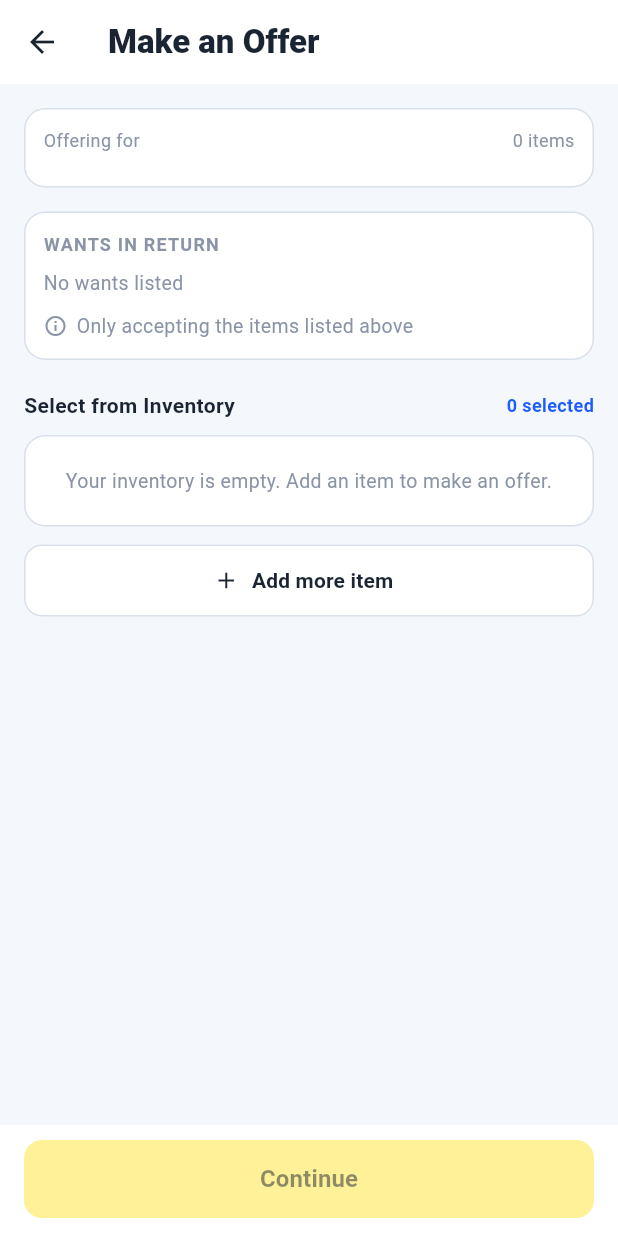
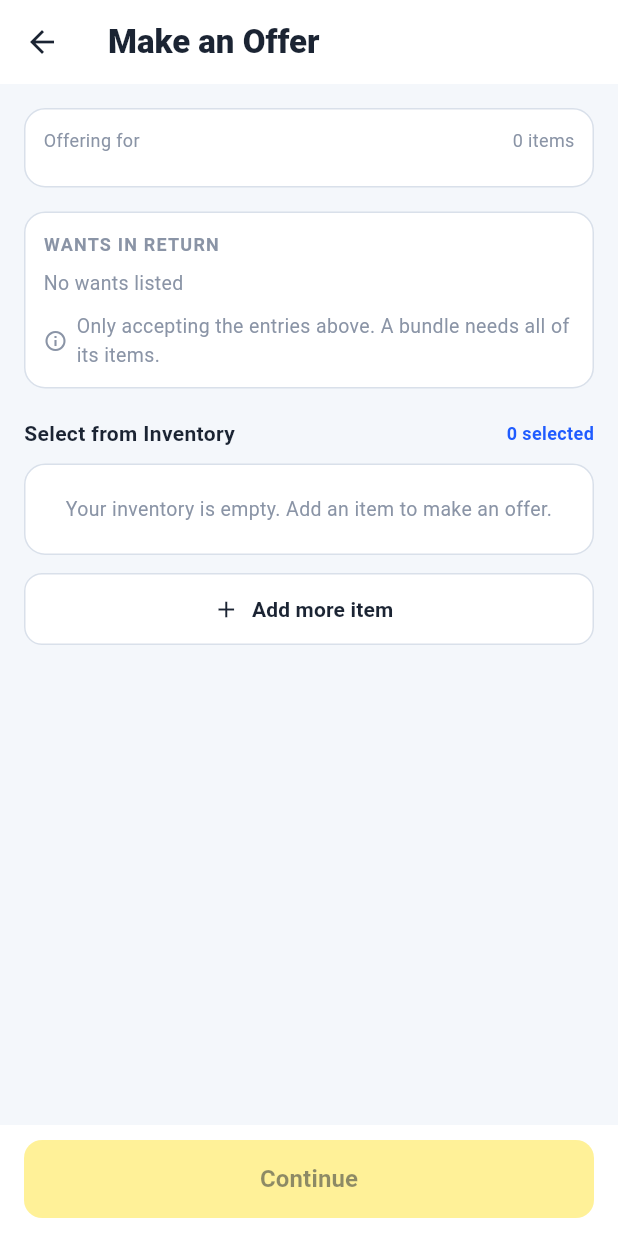
Before and after one commit to M-Rehan-Bilal/omniswap-trading-app, a Flutter app: the MakeOfferScreen screen opened directly with empty values, on a phone screen of 412 x 824 dp. Run offline on Flutter 3.47's test engine with Material 3 defaults, Android fonts, the phone set to English and light mode, and no system bars; our stand-ins replace flutter_dotenv, image_picker, supabase_flutter; accounts and stored records are empty; network calls fail.

Commit message:
Fix the item_bundle bug for matching item wants for trade and searching

```diff
--- a/omniswap_app/lib/models/post_details.dart
+++ b/omniswap_app/lib/models/post_details.dart
@@ -61,6 +61,7 @@ class PostDetails {
     required this.acceptsOutsideWants,
     required this.items,
     required this.wants,
+    required this.wantGroups,
   });
 
   final String postId;
@@ -71,8 +72,12 @@ class PostDetails {
   /// Sorted by title. The first item is the cover of the whole post.
   final List<PostDetailItem> items;
 
-  /// Wanted model names, sorted by name.
+  /// Labels for display, one per wanted entry, e.g. "PS5" or "PS5 + Controller".
   final List<String> wants;
+
+  /// Each wanted entry as its item names, in the same order as [wants].
+  /// A bundle has two or more names and counts only when every name is offered.
+  final List<List<String>> wantGroups;
 
   bool get isBundle => items.length > 1;
 
--- a/omniswap_app/lib/screens/make_offer_screen.dart
+++ b/omniswap_app/lib/screens/make_offer_screen.dart
@@ -10,10 +10,13 @@ import '../widgets/item_photo.dart';
 import 'review_offer_screen.dart';
 
 /// Step 1 of making an offer: pick the items from your inventory that you
-/// want to give for [post]. Offers always cover the whole post.
+/// want to give for [post].
 ///
-/// If the post owner is not open to other offers, EVERY offered item must
-/// match something on their "wants" list. Anything else disables Continue.
+/// Rules (create_offer in the database enforces the same ones):
+///  - If the owner is open to other offers, any items are accepted.
+///  - Otherwise every selected item must be on the wants list, and the
+///    selection must fully cover at least one wanted entry. A bundle counts
+///    only when every one of its items is selected.
 class MakeOfferScreen extends StatefulWidget {
   const MakeOfferScreen({super.key, required this.post, this.service});
 
@@ -46,23 +49,50 @@ class _MakeOfferScreenState extends State<MakeOfferScreen> {
   }
 
   // ---------------------------------------------------------------------------
-  // Offer rules
+  // Wanted entries
   // ---------------------------------------------------------------------------
 
-  /// Wanted model keys, e.g. "iPhone 15" -> "iphone15".
+  /// Each wanted entry as its set of normalised keys. A single item has one
+  /// key, a bundle has several.
+  late final List<Set<String>> _groupKeys = [
+    for (final group in widget.post.wantGroups)
+      {for (final name in group) normalizeModelKey(name)},
+  ];
+
+  /// Every wanted key from every entry, used for the "is it wanted" check.
   late final Set<String> _wantKeys = {
-    for (final want in widget.post.wants) normalizeModelKey(want),
+    for (final keys in _groupKeys) ...keys,
   };
 
   bool get _openToOthers => widget.post.acceptsOutsideWants;
 
-  bool _isWanted(InventoryItem item) =>
-      _wantKeys.contains(normalizeModelKey(item.title));
+  /// Inventory items are matched by title. The title is saved as model_name
+  /// too, so the two keys are the same.
+  String _keyOf(InventoryItem item) => normalizeModelKey(item.title);
 
-  /// Wanted keys that the current selection satisfies.
-  Set<String> get _matchedKeys => {
-    for (final item in _selectedItems)
-      if (_isWanted(item)) normalizeModelKey(item.title),
+  bool _isWanted(InventoryItem item) => _wantKeys.contains(_keyOf(item));
+
+  // ---------------------------------------------------------------------------
+  // Selection rules
+  // ---------------------------------------------------------------------------
+
+  List<InventoryItem> get _selectedItems {
+    final byId = {for (final item in _inventory) item.id: item};
+    return [
+      for (final id in _selectedIds)
+        if (byId[id] != null) byId[id]!,
+    ];
+  }
+
+  /// Keys of every selected item.
+  Set<String> get _selectedKeys => {
+    for (final item in _selectedItems) _keyOf(item),
+  };
+
+  /// Indexes of the wanted entries that the selection covers in full.
+  Set<int> get _coveredGroups => {
+    for (var i = 0; i < _groupKeys.length; i++)
+      if (_groupKeys[i].every(_selectedKeys.contains)) i,
   };
 
   /// Selected items that are NOT on the owner's wants list.
@@ -75,14 +105,12 @@ class _MakeOfferScreenState extends State<MakeOfferScreen> {
   bool _isRejected(InventoryItem item) =>
       !_openToOthers && _selectedIds.contains(item.id) && !_isWanted(item);
 
-  /// Rules:
-  ///  - Something must be selected.
-  ///  - If the owner is open to other offers, anything goes.
-  ///  - Otherwise every selected item must be on the wants list.
+  /// Open posts accept anything. Closed posts need every selected item to be
+  /// wanted, and at least one wanted entry covered in full.
   bool get _isAcceptable {
     if (_selectedIds.isEmpty) return false;
     if (_openToOthers) return true;
-    return _unwantedSelected.isEmpty;
+    return _unwantedSelected.isEmpty && _coveredGroups.isNotEmpty;
   }
 
   /// Only shown after the user has picked something.
@@ -91,9 +119,14 @@ class _MakeOfferScreenState extends State<MakeOfferScreen> {
   String? get _errorText {
     if (!_showRejection) return null;
     final owner = widget.post.owner.name;
-    final names = _unwantedSelected.map((i) => i.title).join(', ');
-    return '$owner only accepts the items they listed. '
-        'Remove $names to continue.';
+
+    if (_unwantedSelected.isNotEmpty) {
+      final names = _unwantedSelected.map((i) => i.title).join(', ');
+      return '$owner only accepts the items they listed. '
+          'Remove $names to continue.';
+    }
+    return '$owner only accepts whole wanted entries. '
+        'Select every item in one entry, such as all items in a bundle.';
   }
 
   // ---------------------------------------------------------------------------
@@ -132,14 +165,6 @@ class _MakeOfferScreenState extends State<MakeOfferScreen> {
     setState(() {
       if (!_selectedIds.remove(item.id)) _selectedIds.add(item.id);
     });
-  }
-
-  List<InventoryItem> get _selectedItems {
-    final byId = {for (final item in _inventory) item.id: item};
-    return [
-      for (final id in _selectedIds)
-        if (byId[id] != null) byId[id]!,
-    ];
   }
 
   /// Opens the inventory so the user can add an item, then reloads.
@@ -210,9 +235,9 @@ class _MakeOfferScreenState extends State<MakeOfferScreen> {
           _OfferingForCard(post: widget.post),
           const SizedBox(height: 16),
           _WantsCard(
-            wants: widget.post.wants,
+            groups: widget.post.wantGroups,
             openToOthers: _openToOthers,
-            matchedKeys: _matchedKeys,
+            selectedKeys: _selectedKeys,
           ),
           const SizedBox(height: 20),
           Row(
@@ -370,18 +395,21 @@ class _OfferedItemRow extends StatelessWidget {
   }
 }
 
-/// What the owner wants in return, and whether other offers are welcome.
-/// Wanted items that the current selection satisfies are highlighted.
+/// What the owner wants in return. Each entry is one chip. A bundle chip
+/// shows how many of its items are selected, and turns blue only when all
+/// of them are.
 class _WantsCard extends StatelessWidget {
   const _WantsCard({
-    required this.wants,
+    required this.groups,
     required this.openToOthers,
-    required this.matchedKeys,
+    required this.selectedKeys,
   });
 
-  final List<String> wants;
+  final List<List<String>> groups;
   final bool openToOthers;
-  final Set<String> matchedKeys;
+
+  /// Normalised keys of the selected items.
+  final Set<String> selectedKeys;
 
   @override
   Widget build(BuildContext context) {
@@ -398,7 +426,7 @@ class _WantsCard extends StatelessWidget {
         children: [
           const SectionLabel('WANTS IN RETURN'),
           const SizedBox(height: 8),
-          if (wants.isEmpty)
+          if (groups.isEmpty)
             Text(
               openToOthers ? 'Open to any item' : 'No wants listed',
               style: const TextStyle(color: kOmniMuted, fontSize: 13),
@@ -408,11 +436,8 @@ class _WantsCard extends StatelessWidget {
               spacing: 8,
               runSpacing: 8,
               children: [
-                for (final want in wants)
-                  _WantChip(
-                    label: want,
-                    matched: matchedKeys.contains(normalizeModelKey(want)),
-                  ),
+                for (final group in groups)
+                  _WantChip(names: group, selectedKeys: selectedKeys),
               ],
             ),
           const SizedBox(height: 10),
@@ -424,7 +449,8 @@ class _WantsCard extends StatelessWidget {
                 child: Text(
                   openToOthers
                       ? 'Also open to other offers'
-                      : 'Only accepting the items listed above',
+                      : 'Only accepting the entries above. '
+                      'A bundle needs all of its items.',
                   style: const TextStyle(color: kOmniMuted, fontSize: 13),
                 ),
               ),
@@ -437,19 +463,32 @@ class _WantsCard extends StatelessWidget {
 }
 
 class _WantChip extends StatelessWidget {
-  const _WantChip({required this.label, required this.matched});
+  const _WantChip({required this.names, required this.selectedKeys});
 
-  final String label;
-  final bool matched;
+  /// The item names in this entry. One name is a single item.
+  final List<String> names;
+  final Set<String> selectedKeys;
 
   @override
   Widget build(BuildContext context) {
+    final keys = [for (final name in names) normalizeModelKey(name)];
+    final have = keys.where(selectedKeys.contains).length;
+    final matched = have == keys.length;
+    final partial = have > 0 && !matched;
+
     return Container(
       padding: const EdgeInsets.symmetric(horizontal: 12, vertical: 6),
       decoration: BoxDecoration(
         color: matched ? kOmniSelectedBg : kOmniSurface,
         borderRadius: BorderRadius.circular(20),
-        border: Border.all(color: matched ? kOmniBlue : kOmniBorder),
+        border: Border.all(
+          color: matched
+              ? kOmniBlue
+              : partial
+              ? kOmniYellow
+              : kOmniBorder,
+          width: partial || matched ? 1.5 : 1,
+        ),
       ),
       child: Row(
         mainAxisSize: MainAxisSize.min,
@@ -458,10 +497,23 @@ class _WantChip extends StatelessWidget {
             const Icon(Icons.check, size: 14, color: kOmniBlue),
             const SizedBox(width: 4),
           ],
-          Text(
-            label,
-            style: const TextStyle(color: kOmniInk, fontSize: 13),
+          Flexible(
+            child: Text(
+              names.join(' + '),
+              style: const TextStyle(color: kOmniInk, fontSize: 13),
+            ),
           ),
+          if (keys.length > 1) ...[
+            const SizedBox(width: 6),
+            Text(
+              '$have/${keys.length}',
+              style: const TextStyle(
+                color: kOmniMuted,
+                fontSize: 12,
+                fontWeight: FontWeight.w700,
+              ),
+            ),
+          ],
         ],
       ),
     );
@@ -483,7 +535,7 @@ class _InventoryTile extends StatelessWidget {
   final InventoryItem item;
   final bool selected;
 
-  /// True if the post owner listed this item as a want.
+  /// True if the post owner listed this item in any wanted entry.
   final bool wanted;
 
   /// True if this item is selected but the owner does not accept it.
--- a/omniswap_app/lib/services/post_details_service.dart
+++ b/omniswap_app/lib/services/post_details_service.dart
@@ -40,8 +40,7 @@ class PostDetailsService {
     // Load every item, and all of its photos, at the same time.
     final items = await Future.wait(rawItems.map(_toItem));
 
-    // Single wants and bundles, sorted by label. Order inside a bundle is
-    // not significant, so the labels are shown as stored.
+    // Single wants and bundles, sorted by label.
     final bundles = WantBundle.fromRows(_maps(row['wants']));
 
     // public_profiles hides the phone number and email.
@@ -53,7 +52,7 @@ class PostDetailsService {
         .single();
 
     // The phone number comes from a function that only returns it for
-    // active posts, to signed-in users.
+    // active posts, to signed-in users, or to a trade partner.
     // The owner does not need their own contact number, so skip the call.
     final isOwner = ownerId == currentUserId;
     final String? phone = isOwner
@@ -78,6 +77,7 @@ class PostDetailsService {
       acceptsOutsideWants: row['accepts_outside_wants'] as bool,
       items: items,
       wants: [for (final bundle in bundles) bundle.label],
+      wantGroups: [for (final bundle in bundles) bundle.names],
     );
   }
 
```
